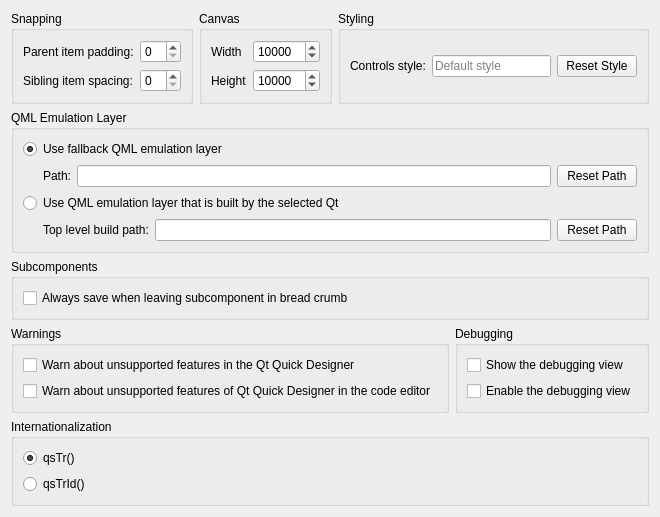
Old version of the form src/plugins/qmldesigner/settingspage.ui in the repository qt-creator/qt-creator.
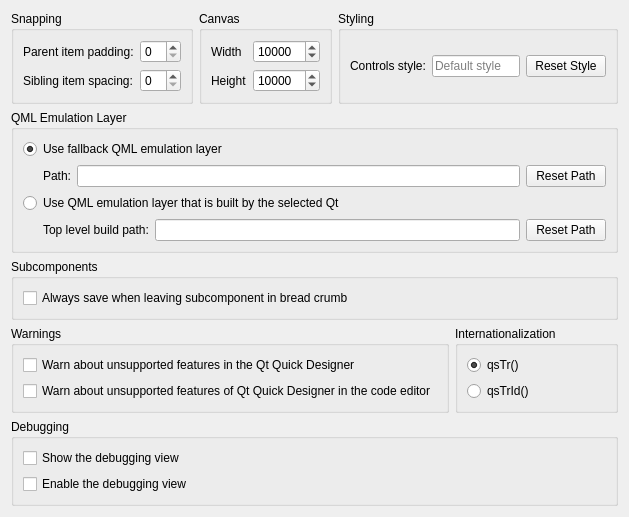
New version of the form. Custom widgets are drawn as their Qt base class.

Commit message: QmlDesigner: move debug groupbox down

```diff
--- a/src/plugins/qmldesigner/settingspage.ui
+++ b/src/plugins/qmldesigner/settingspage.ui
@@ -7,7 +7,7 @@
     <x>0</x>
     <y>0</y>
     <width>629</width>
-    <height>458</height>
+    <height>468</height>
    </rect>
   </property>
   <property name="windowTitle">
@@ -291,76 +291,50 @@
       </widget>
      </item>
      <item>
-      <widget class="QGroupBox" name="groupBox_4">
+      <widget class="QGroupBox" name="groupBox_8">
        <property name="title">
-        <string>Debugging</string>
+        <string>Internationalization</string>
        </property>
-       <layout class="QGridLayout" name="gridLayout_4">
-        <item row="0" column="0">
-         <widget class="QCheckBox" name="designerShowDebuggerCheckBox">
+       <layout class="QVBoxLayout" name="verticalLayout_4">
+        <item>
+         <widget class="QRadioButton" name="useQsTrFunctionRadioButton">
           <property name="text">
-           <string>Show the debugging view</string>
+           <string>qsTr()</string>
           </property>
+          <property name="checked">
+           <bool>true</bool>
+          </property>
          </widget>
         </item>
-        <item row="1" column="0">
-         <widget class="QCheckBox" name="designerEnableDebuggerCheckBox">
+        <item>
+         <widget class="QRadioButton" name="useQsTrIdFunctionRadioButton">
           <property name="text">
-           <string>Enable the debugging view</string>
+           <string>qsTrId()</string>
           </property>
          </widget>
         </item>
-        <item row="0" column="1">
-         <spacer name="horizontalSpacer_2">
-          <property name="orientation">
-           <enum>Qt::Horizontal</enum>
-          </property>
-          <property name="sizeHint" stdset="0">
-           <size>
-            <width>40</width>
-            <height>20</height>
-           </size>
-          </property>
-         </spacer>
-        </item>
-        <item row="1" column="1">
-         <spacer name="horizontalSpacer_3">
-          <property name="orientation">
-           <enum>Qt::Horizontal</enum>
-          </property>
-          <property name="sizeHint" stdset="0">
-           <size>
-            <width>40</width>
-            <height>20</height>
-           </size>
-          </property>
-         </spacer>
-        </item>
        </layout>
       </widget>
      </item>
     </layout>
    </item>
    <item>
-    <widget class="QGroupBox" name="groupBox_8">
+    <widget class="QGroupBox" name="groupBox_4">
      <property name="title">
-      <string>Internationalization</string>
+      <string>Debugging</string>
      </property>
-     <layout class="QVBoxLayout" name="verticalLayout_4">
-      <item>
-       <widget class="QRadioButton" name="useQsTrFunctionRadioButton">
+     <layout class="QGridLayout" name="gridLayout_4">
+      <item row="0" column="0">
+       <widget class="QCheckBox" name="designerShowDebuggerCheckBox">
         <property name="text">
-         <string>qsTr()</string>
-        </property>
-        <property name="checked">
-         <bool>true</bool>
+         <string>Show the debugging view</string>
         </property>
        </widget>
       </item>
-      <item>
-       <widget class="QRadioButton" name="useQsTrIdFunctionRadioButton">
+      <item row="1" column="0">
+       <widget class="QCheckBox" name="designerEnableDebuggerCheckBox">
         <property name="text">
-         <string>qsTrId()</string>
+         <string>Enable the debugging view</string>
         </property>
        </widget>
       </item>
```
